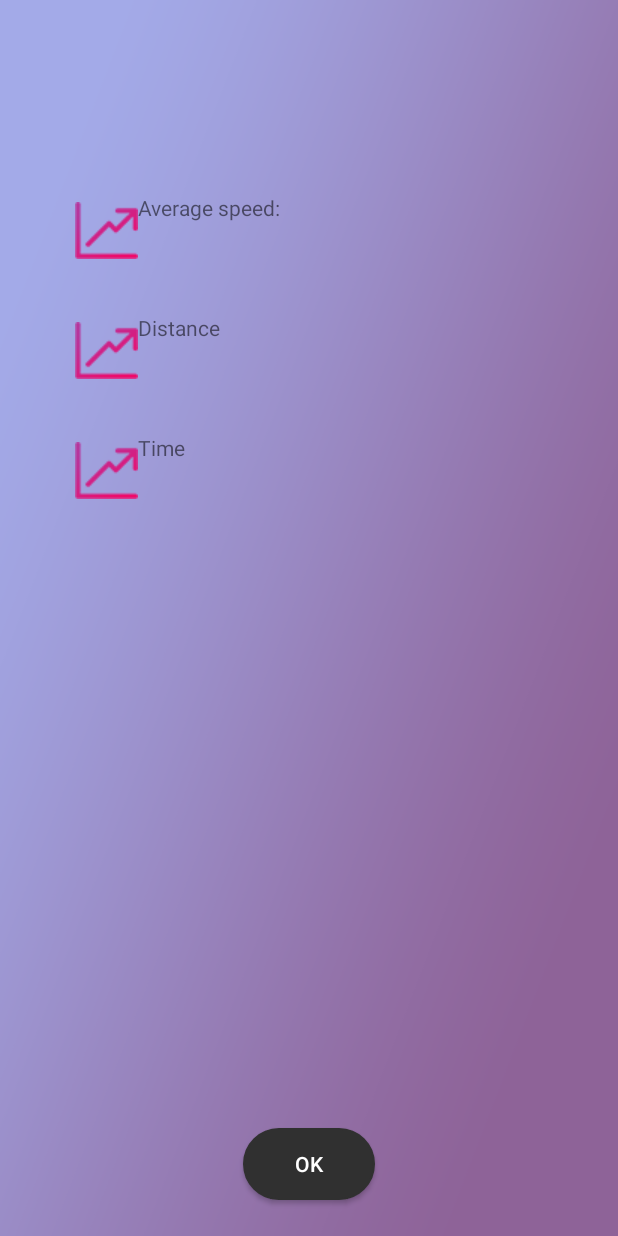
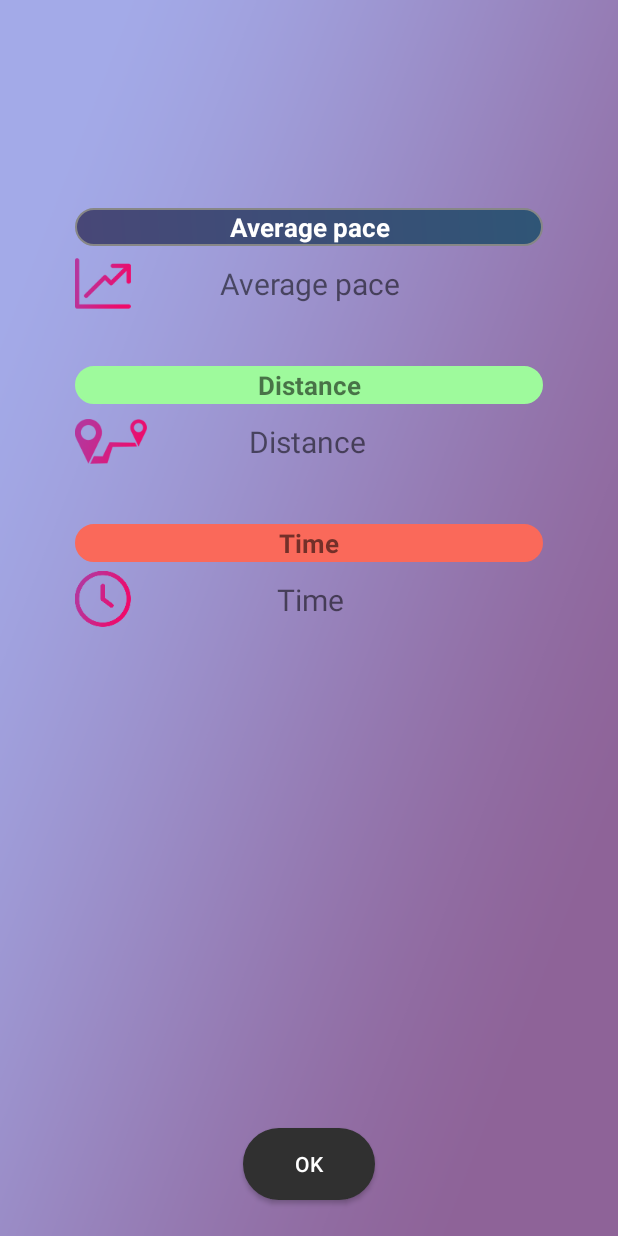
Before and after one commit to j-piasecki/BeatPace, an Android app: the layout fragment_end.xml on its own in the app's theme, with its tools: preview values and no code run, on a phone screen of 412 x 824 dp. Run offline under Robolectric (Android 15) with nearby library versions, the phone set to English and light mode, and no system bars.

Commit message:
Change Monitoring and End Fragments

```diff
--- a/app/src/main/java/io/beatpace/fragments/ConfigurationFragment.kt
+++ b/app/src/main/java/io/beatpace/fragments/ConfigurationFragment.kt
@@ -14,6 +14,8 @@ import com.google.android.material.floatingactionbutton.FloatingActionButton
 import io.beatpace.R
 import io.beatpace.api.ViewModel
 import io.beatpace.api.data.structures.Playlist
+import java.math.BigDecimal
+import java.math.RoundingMode
 
 class ConfigurationFragment : Fragment() {
 
@@ -57,7 +59,8 @@ class ConfigurationFragment : Fragment() {
     }
 
     private fun setPaceText(pace: Double) {
-        view?.findViewById<TextView>(R.id.configuration_current_speed)?.text = pace.toString()
+        view?.findViewById<TextView>(R.id.configuration_current_speed)?.text =
+            BigDecimal.valueOf(pace).setScale(1, RoundingMode.HALF_UP).toString()
     }
 
     private fun setPlaylistText(playlistId: Int) {
--- a/app/src/main/java/io/beatpace/fragments/MonitoringFragment.kt
+++ b/app/src/main/java/io/beatpace/fragments/MonitoringFragment.kt
@@ -93,8 +93,8 @@ class MonitoringFragment: Fragment() {
         service.startMonitoring(playlist!!, pace)
     }
 
-    private fun showCurrentPace(pace: Double) {
-        pacePresenter.text = "$pace"
+    private fun showCurrentPace(pace: Double, maxPace: Double) {
+        pacePresenter.text = "$pace / $maxPace"
     }
 
     inner class MonitoringServiceConnection: ServiceConnection {
--- /dev/null
+++ b/app/src/main/res/drawable/title_background.xml
@@ -0,0 +1,18 @@
+<?xml version="1.0" encoding="utf-8"?>
+<shape xmlns:android="http://schemas.android.com/apk/res/android" android:shape="rectangle" >
+    <corners
+            android:radius="15dp"
+            />
+    <gradient
+            android:angle="45"
+            android:startColor="#484777"
+            android:endColor="#2f5576"
+            android:type="linear"
+            />
+    <stroke
+            android:width="1dp"
+            android:color="#878787"
+            />
+
+
+</shape>
--- a/app/src/main/res/layout/fragment_end.xml
+++ b/app/src/main/res/layout/fragment_end.xml
@@ -36,50 +36,100 @@
     <LinearLayout
             android:orientation="vertical"
             android:layout_width="match_parent"
-            android:layout_height="300dp"
+            android:layout_height="500dp"
             app:layout_constraintTop_toTopOf="@+id/imageView2"
             app:layout_constraintStart_toStartOf="parent"
             app:layout_constraintEnd_toEndOf="parent"
             app:layout_constraintBottom_toBottomOf="@+id/imageView2"
-            app:layout_constraintHorizontal_bias="0.0"
-            app:layout_constraintVertical_bias="0.245">
+            app:layout_constraintHorizontal_bias="1.0"
+            app:layout_constraintVertical_bias="0.429">
+
+        <TextView
+                android:layout_width="match_parent"
+                android:layout_height="25dp"
+                android:layout_marginHorizontal="50dp"
+                android:textColor="@color/white"
+                android:background="@drawable/title_background"
+                android:gravity="center"
+                android:textSize="17dp"
+                android:textStyle="bold"
+                android:text="Average pace"
+                android:id="@+id/averageSpeedTitle"
+                tools:layout_editor_absoluteY="57dp"
+                tools:layout_editor_absoluteX="100dp" />
 
         <TextView
                 android:layout_width="match_parent"
                 android:layout_height="50dp"
                 android:layout_marginHorizontal="50dp"
-                android:inputType="textPersonName"
-                android:text="Average speed:"
+                android:gravity="center"
+                android:textSize="20dp"
+                android:text="Average pace"
+                android:drawablePadding="-35dp"
                 android:ems="10"
                 android:id="@+id/averageSpeedText"
                 tools:layout_editor_absoluteY="57dp"
                 tools:layout_editor_absoluteX="100dp"
-                app:drawableLeftCompat="@drawable/pace_icon" />
+                app:drawableLeftCompat="@drawable/average_pace_icon" />
+
+        <TextView
+                android:layout_width="match_parent"
+                android:layout_height="25dp"
+                android:backgroundTint="#9EFA9C"
+                android:layout_marginHorizontal="50dp"
+                android:layout_marginTop="30dp"
+                android:textSize="17dp"
+                android:textStyle="bold"
+                android:background="@drawable/title_background"
+                android:gravity="center"
+                android:text="Distance"
+                android:id="@+id/averageDistanceTitle"
+                tools:layout_editor_absoluteY="57dp"
+                tools:layout_editor_absoluteX="100dp" />
 
         <TextView
                 android:layout_width="match_parent"
                 android:layout_height="50dp"
-                android:layout_marginTop="30dp"
+
                 android:layout_marginHorizontal="50dp"
-                android:inputType="textPersonName"
+                android:gravity="center"
                 android:text="Distance "
-                android:ems="10"
+                android:textSize="20dp"
                 android:id="@+id/distanceText"
                 tools:layout_editor_absoluteY="148dp"
                 tools:layout_editor_absoluteX="100dp"
-                app:drawableLeftCompat="@drawable/pace_icon" />
+                android:drawablePadding="-45dp"
+                app:drawableLeftCompat="@drawable/distance_icon" />
+
+        <TextView
+                android:layout_width="match_parent"
+                android:layout_height="25dp"
+                android:layout_marginHorizontal="50dp"
+                android:layout_marginTop="30dp"
+
+                android:textSize="17dp"
+                android:textStyle="bold"
+                android:background="@drawable/title_background"
+                android:backgroundTint="#FA695A"
+                android:gravity="center"
+                android:text="Time"
+                android:id="@+id/averageDistanceTime"
+                tools:layout_editor_absoluteY="57dp"
+                tools:layout_editor_absoluteX="100dp" />
 
         <TextView
                 android:layout_width="match_parent"
                 android:layout_height="50dp"
-                android:layout_marginTop="30dp"
+
                 android:layout_marginHorizontal="50dp"
-                android:text="Time "
-                android:ems="10"
+                android:gravity="center"
+                android:textSize="20dp"
+                android:text="Time"
+                android:drawablePadding="-35dp"
                 android:id="@+id/timeText"
                 tools:layout_editor_absoluteY="251dp"
                 tools:layout_editor_absoluteX="100dp"
-                app:drawableLeftCompat="@drawable/pace_icon" />
+                app:drawableLeftCompat="@drawable/time_icon" />
 
 
     </LinearLayout>
```
Also changed, not shown: app/src/main/java/io/beatpace/api/MonitoringService.kt (+8 -7 lines), app/src/main/java/io/beatpace/fragments/EndFragment.kt (+28 -9 lines), app/src/main/res/layout/fragment_configuration.xml (+7 -4 lines), app/src/main/res/layout/fragment_monitoring.xml (+1 -11 lines), app/src/main/res/drawable-xxxhdpi/average_pace_icon.png (added), app/src/main/res/drawable-xxxhdpi/distance_icon.png (added), app/src/main/res/drawable-xxxhdpi/time_icon.png (added), 3 other files.
